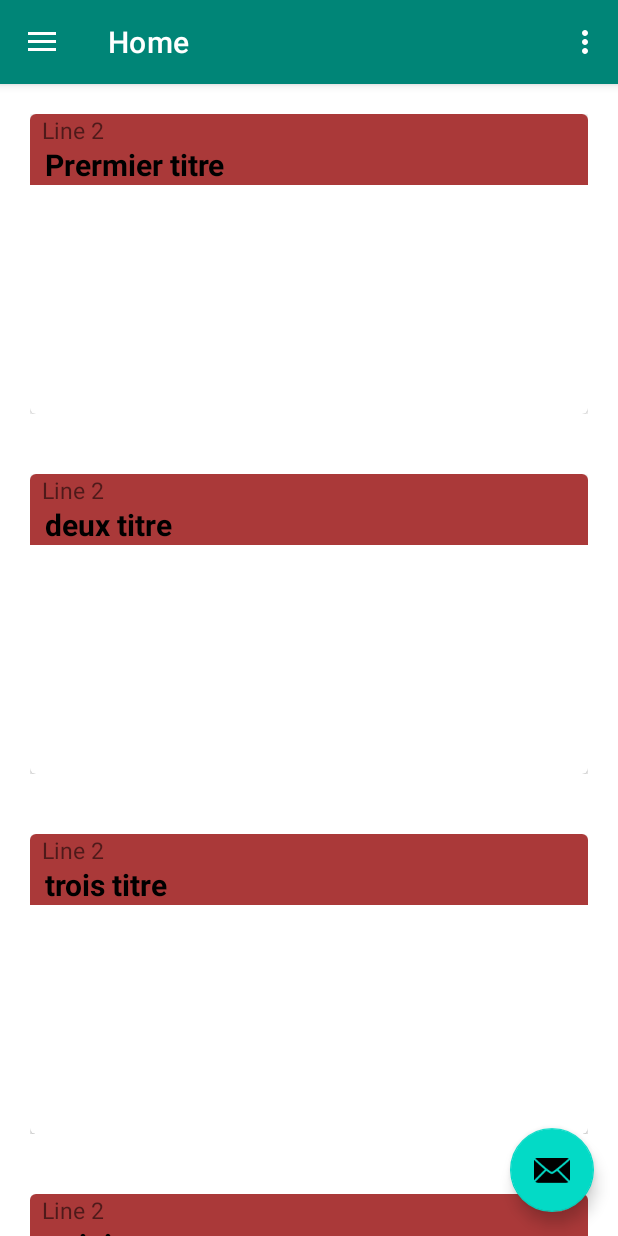
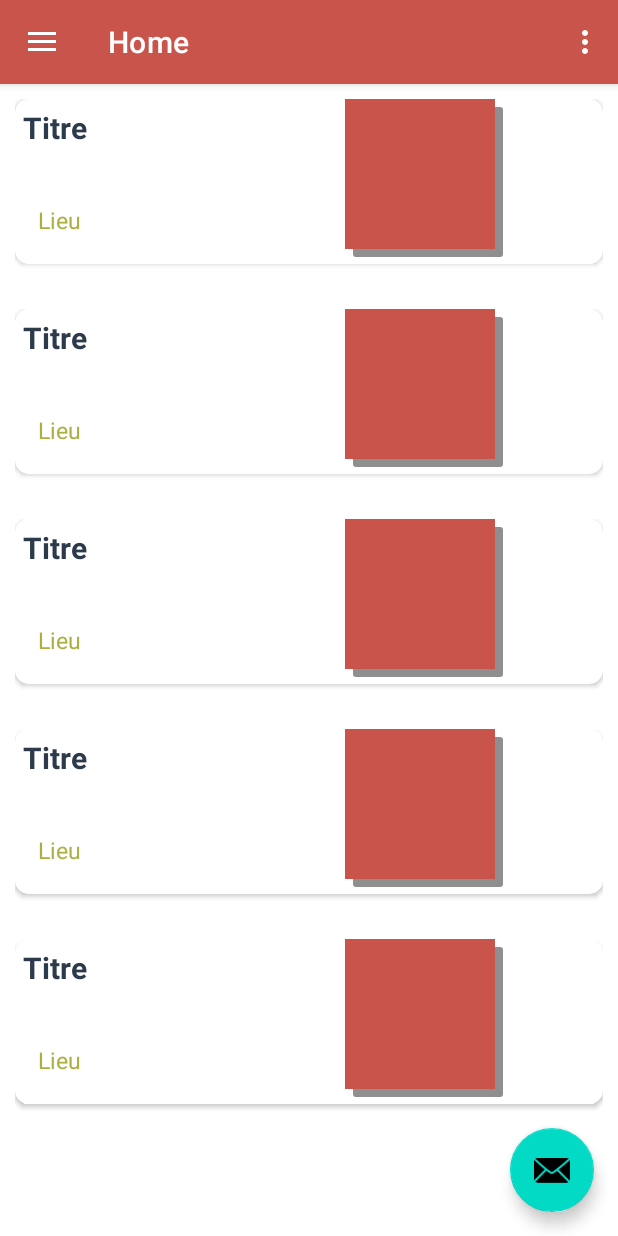
Before and after one commit to BeatlesBOB/Appytodo, an Android app: the Home screen opened directly, with no data from a screen before it, on a phone screen of 412 x 824 dp. Run offline under Robolectric (Android 15) with nearby library versions, the phone set to English and light mode, and no system bars; our stand-ins replace navigation-ui; Roboto replaces fonts that are not available here; 3 statements that could not run were skipped.

Commit message:
Design de l'appli prototype

```diff
--- a/TestFireBase-master/app/src/main/AndroidManifest.xml
+++ b/TestFireBase-master/app/src/main/AndroidManifest.xml
@@ -12,7 +12,9 @@
         <activity
             android:name=".Home"
             android:label="@string/title_activity_home"
-            android:theme="@style/AppTheme.NoActionBar"></activity>
+            android:theme="@style/AppTheme.NoActionBar"
+            android:screenOrientation="portrait">></activity>
+
         <activity android:name=".Registre" />
         <activity android:name=".MainActivity">
             <intent-filter>
--- /dev/null
+++ b/TestFireBase-master/app/src/main/res/drawable/design_ticket.xml
@@ -0,0 +1,16 @@
+<?xml version="1.0" encoding="utf-8"?>
+<selector xmlns:android="http://schemas.android.com/apk/res/android">
+    <item>
+        <shape android:shape="rectangle" >
+
+            <corners
+                android:radius="2dp" />
+
+
+            <solid
+                android:color="#8F8F8F"/>
+
+        </shape>
+    </item>
+
+</selector>
--- a/TestFireBase-master/app/src/main/res/drawable/side_nav_bar.xml
+++ b/TestFireBase-master/app/src/main/res/drawable/side_nav_bar.xml
@@ -2,8 +2,8 @@
     android:shape="rectangle">
     <gradient
         android:angle="135"
-        android:centerColor="#009688"
-        android:endColor="#00695C"
-        android:startColor="#4DB6AC"
+        android:centerColor="@color/colorPrimary"
+        android:endColor="@color/colorPrimaryDark"
+        android:startColor="@color/colorPrimaryDark"
         android:type="linear" />
 </shape>
--- a/TestFireBase-master/app/src/main/res/layout/layout_ticket.xml
+++ b/TestFireBase-master/app/src/main/res/layout/layout_ticket.xml
@@ -1,51 +1,60 @@
 <?xml version="1.0" encoding="utf-8"?>
 
-<androidx.constraintlayout.widget.ConstraintLayout
+<RelativeLayout
     xmlns:android="http://schemas.android.com/apk/res/android"
     xmlns:app="http://schemas.android.com/apk/res-auto"
-    xmlns:tools="http://schemas.android.com/tools"
     android:layout_width="match_parent"
-    android:layout_height="wrap_content"
-    android:padding="20dp"
-    >
-
+    android:layout_height="140dp"
+    android:padding="10dp">
 
     <androidx.cardview.widget.CardView
         android:layout_width="match_parent"
-        android:layout_height="200dp"
+        android:layout_height="110dp"
+        android:id="@+id/cards"
         app:layout_constraintBottom_toBottomOf="parent"
         app:layout_constraintEnd_toEndOf="parent"
         app:layout_constraintEnd_toStartOf="parent"
         app:layout_constraintTop_toTopOf="parent"
-        app:cardCornerRadius="4dp">
-
-        <FrameLayout
-                android:layout_width="match_parent"
-                android:layout_height="wrap_content"
-                android:background="@drawable/design_card">
+        app:cardCornerRadius="9dp"
+        android:elevation="6dp"/>
 
     <TextView
-                android:id="@+id/tickettitle"
+        android:id="@+id/ticketTitle"
         android:layout_width="wrap_content"
         android:layout_height="wrap_content"
         android:layout_alignParentTop="true"
-                android:layout_marginLeft="10dp"
-                android:layout_marginTop="20dp"
-
-                android:text="Line 1"
-                android:textColor="@android:color/black"
+        android:text="Titre"
+        android:textColor="#2D3A4B"
         android:textSize="20sp"
-                android:textStyle="bold" />
-        </FrameLayout>
+        android:textStyle="bold"
+        android:layout_marginStart="5dp"
+        android:layout_marginTop="5dp"
+        android:elevation="10dp"/>
 
     <TextView
-            android:id="@+id/ticketlieu"
+        android:id="@+id/ticketLieu"
         android:layout_width="wrap_content"
         android:layout_height="wrap_content"
-            android:layout_marginStart="8dp"
-            android:layout_toEndOf="@+id/tickettitle"
-            android:text="Line 2"
-            android:textSize="15sp" />
+        android:layout_marginStart="15dp"
+        android:layout_marginTop="70dp"
+        android:text="Lieu"
+        android:textSize="15sp"
+        android:elevation="10dp"
+        android:textColor="#AAB141"/>
 
-    </androidx.cardview.widget.CardView>
-</androidx.constraintlayout.widget.ConstraintLayout>
+    <ImageView
+        android:layout_width="100dp"
+        android:layout_height="100dp"
+        android:layout_marginStart="220dp"
+        android:elevation="15dp"
+        android:src="@color/colorPrimary" />
+
+    <ImageView
+        android:layout_width="100dp"
+        android:layout_height="100dp"
+        android:layout_marginStart="225dp"
+        android:layout_marginTop="5dp"
+        android:elevation="10dp"
+        android:src="@drawable/design_ticket" />
+
+</RelativeLayout>
--- a/TestFireBase-master/app/src/main/res/values/colors.xml
+++ b/TestFireBase-master/app/src/main/res/values/colors.xml
@@ -1,6 +1,7 @@
 <?xml version="1.0" encoding="utf-8"?>
 <resources>
-    <color name="colorPrimary">#008577</color>
-    <color name="colorPrimaryDark">#00574B</color>
-    <color name="colorAccent">#D81B60</color>
+    <color name="colorPrimary">#C9544B</color>
+    <color name="colorPrimaryDark">#9E413A</color>
+    <color name="colorAccent">#C9544B</color>$
+    <color name="white">#FFFFFF</color>$
 </resources>
--- a/TestFireBase-master/app/src/main/res/values/strings.xml
+++ b/TestFireBase-master/app/src/main/res/values/strings.xml
@@ -1,13 +1,13 @@
 <resources>
     <string name="app_name">T"estFireBase"</string>
     <string name="login">"Login"</string>
-    <string name="textEmail">"Addrese email"</string>
-    <string name="textPassword">"Code de passe"</string>
+    <string name="textEmail">"Adresse email"</string>
+    <string name="textPassword">"Mot de passe"</string>
     <string name="btnLogin">"Connexion"</string>
     <string name="btnRegistre">"S'enregistrer"</string>
     <string name="title_activity_home">""</string>
 
-    <string name="textEnregistrer">"Creer une compte"</string>
+    <string name="textEnregistrer">"Creer un compte"</string>
     <string name="UserFirstName">"Prenom d'utilisateur"</string>
     <string name="UserLastName">"Nom d'utilisateur"</string>
     <string name="UserRegistre">"Email"</string>
```
Lines whose indentation alone changed are shown as unchanged.
